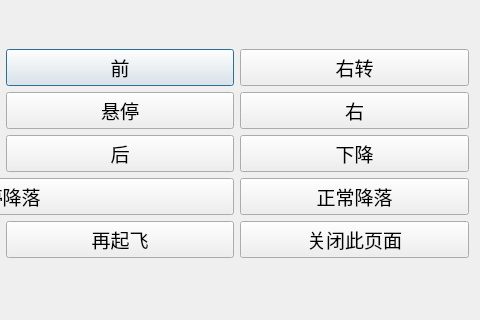
Qt form src/GroundStation/GroundStation/myUI/subDialog1.ui (sincerely-hello-world/GroundStation) before a commit; both pictures show x 240 to 720 and y 184 to 504 of the 720 by 504 pixel window.
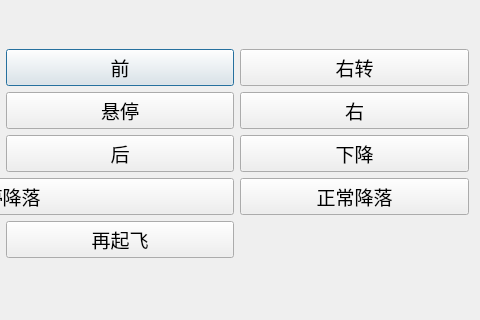
The same form after that commit.

Patch:
```diff
--- a/src/GroundStation/GroundStation/myUI/subDialog1.ui
+++ b/src/GroundStation/GroundStation/myUI/subDialog1.ui
@@ -85,18 +85,6 @@
        </property>
       </widget>
      </item>
-     <item row="4" column="2">
-      <widget class="QPushButton" name="pushButton_closeDialog">
-       <property name="font">
-        <font>
-         <pointsize>14</pointsize>
-        </font>
-       </property>
-       <property name="text">
-        <string>关闭此页面</string>
-       </property>
-      </widget>
-     </item>
      <item row="1" column="0">
       <widget class="QPushButton" name="pushButton_left">
        <property name="font">
```
Left out of the diff: 19 changed lines with no effect on the pictures.
